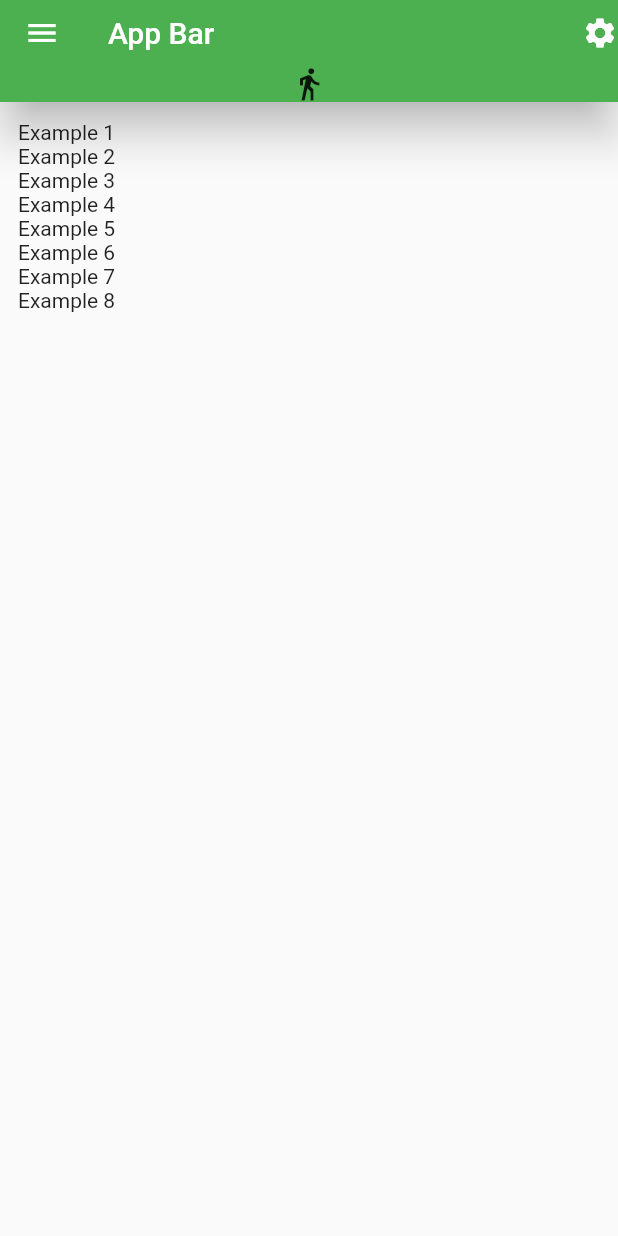
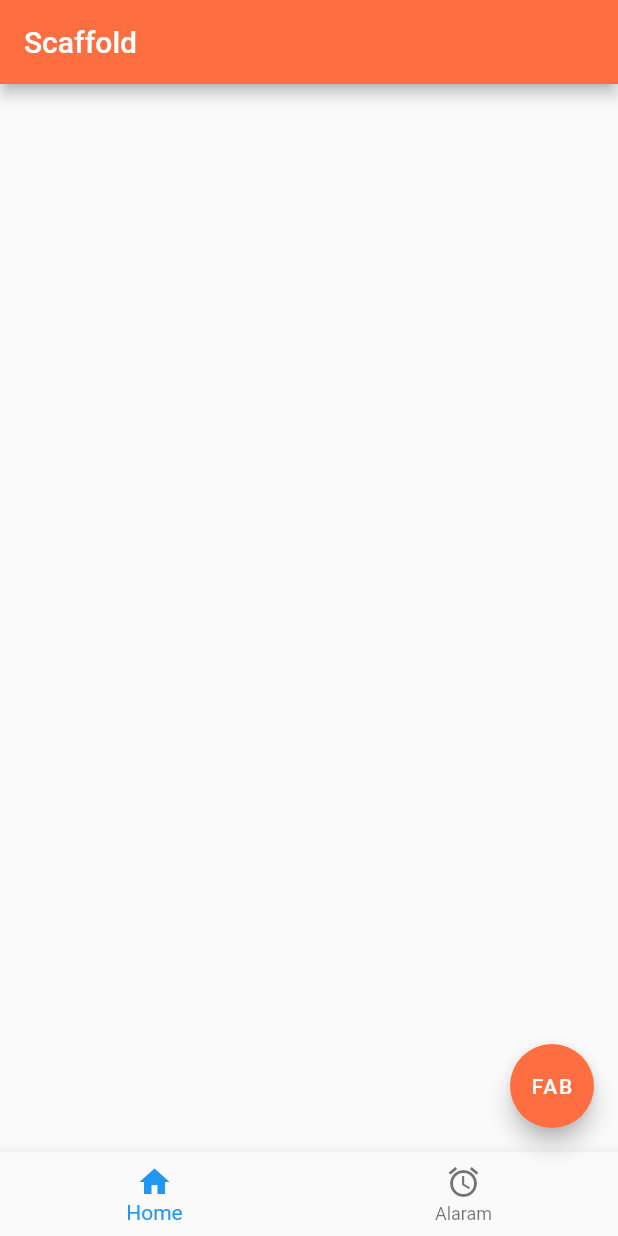
Before and after one commit to pradeepnegi88/flutter_list_view, a Flutter app: the screen it shows after launch, on a phone screen of 412 x 824 dp. Run offline on Flutter 3.47's test engine with Material 2 defaults, Android fonts, the phone set to English and light mode, and no system bars.

Commit message:
added app bar, floating action bar and bottom navigation bar.

```diff
--- /dev/null
+++ b/lib/ScaffoldWidget.dart
@@ -0,0 +1,26 @@
+import 'package:flutter/material.dart';
+
+class ScaffoldWidget extends StatelessWidget {
+  @override
+  Widget build(BuildContext context) {
+    return MaterialApp(
+      title: "Scaffold",
+      home: Scaffold(
+        appBar: AppBar(
+          title: Text("Scaffold"),
+          backgroundColor: Colors.deepOrangeAccent,
+        ),
+        floatingActionButton: FloatingActionButton(
+          onPressed: null,
+          child: Text("FAB"),
+          backgroundColor: Colors.deepOrangeAccent,
+        ),
+        bottomNavigationBar: BottomNavigationBar(items: [
+          BottomNavigationBarItem(icon: Icon(Icons.home), title: Text("Home")),
+          BottomNavigationBarItem(
+              icon: Icon(Icons.access_alarm), title: Text("Alaram"))
+        ]),
+      ),
+    );
+  }
+}
--- a/lib/main.dart
+++ b/lib/main.dart
@@ -1,7 +1,9 @@
 import 'package:flutter/material.dart';
+import 'package:flutter_app/ScaffoldWidget.dart';
+import 'package:flutter_app/SimpleListView.dart';
 
 void main() {
-  runApp(new MyApp());
+  runApp(new ScaffoldWidget());
 }
 
 class MyApp extends StatelessWidget {
@@ -70,29 +72,3 @@ class ListViewBuilder extends StatelessWidget {
     });
   }
 }
-
-class SimpleListView extends StatelessWidget {
-  const SimpleListView({
-    Key key,
-  }) : super(key: key);
-
-  @override
-  Widget build(BuildContext context) {
-    return ListView(
-      children: <Widget>[
-        Text("Example 1"),
-        Text("Example 2"),
-        Text("Example 3"),
-        Text("Example 4"),
-        Text("Example 5"),
-        Text("Example 6"),
-        Text("Example 7"),
-        Text("Example 8"),
-      ],
-      scrollDirection: Axis.vertical, //Axis.horizontal,
-      padding: EdgeInsets.all(12.0), // padding
-      shrinkWrap: true, // if true takes only that much space needed to fit listview
-      primary: true, //scrollable
-    );
-  }
-}
```
Also changed, not shown: lib/SimpleListView.dart (added, +27 -0 lines).
